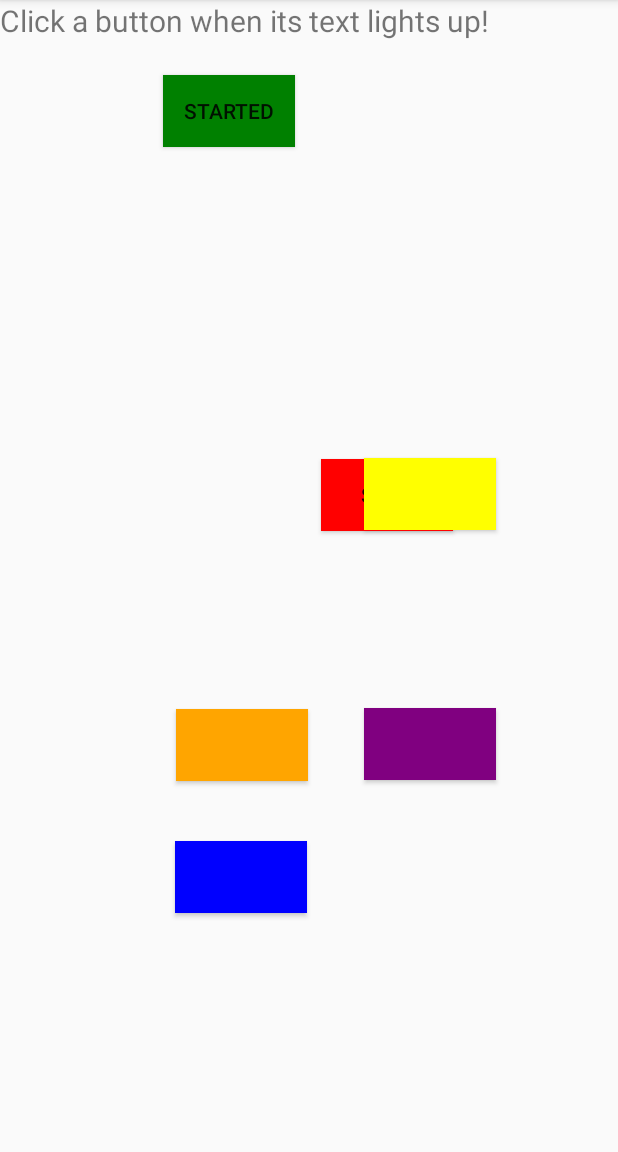
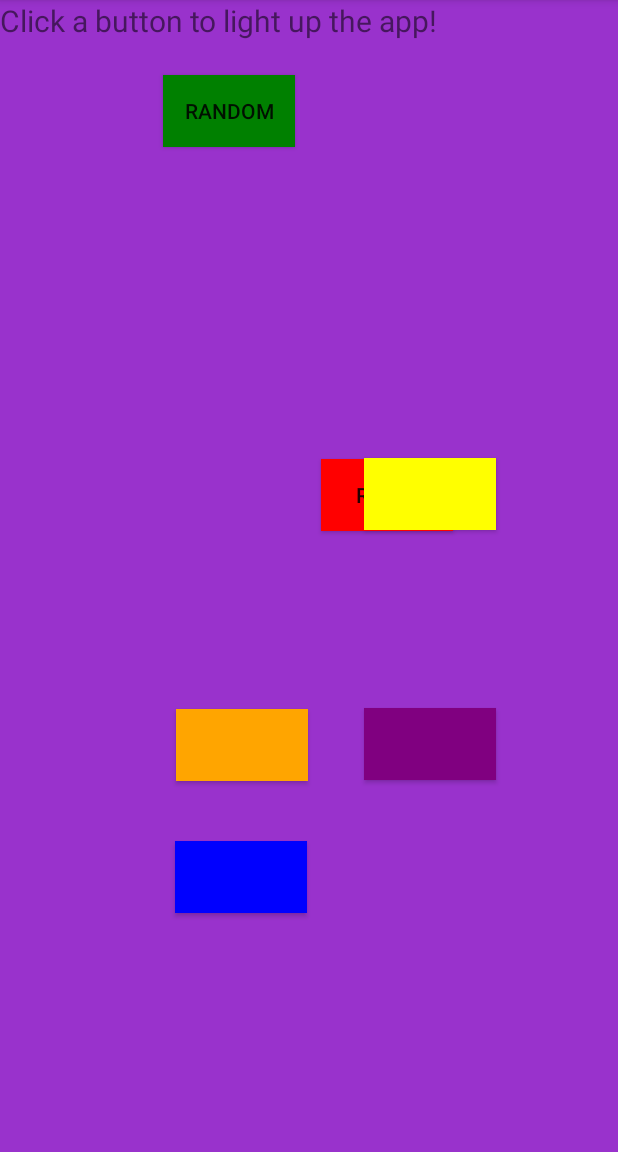
Before and after one commit to wlong123/AndroidWorkshop, an Android app: the screen it shows after launch (MainActivity), in the options menu, after a tap on "Settings", on a phone screen of 412 x 824 dp, the part 84-1236 px from its top. Run offline under Robolectric (Android 15) with nearby library versions, the phone set to English and light mode, and no system bars.

Commit message:
made it a change the color app

```diff
--- a/app/src/main/java/com/example/will/androidworkshop/MainActivity.java
+++ b/app/src/main/java/com/example/will/androidworkshop/MainActivity.java
@@ -1,20 +1,24 @@
 package com.example.will.androidworkshop;
 
+import android.graphics.Color;
 import android.os.Bundle;
+import android.support.constraint.ConstraintLayout;
 import android.support.design.widget.FloatingActionButton;
 import android.support.design.widget.Snackbar;
 import android.support.v7.app.AppCompatActivity;
 import android.support.v7.widget.Toolbar;
+import android.util.Log;
 import android.view.View;
 import android.view.Menu;
 import android.view.MenuItem;
 import android.widget.Button;
 import java.lang.Math;
+import java.util.logging.Logger;
 
 public class MainActivity extends AppCompatActivity {
 
     private boolean game = false;
-    private int score = 0;
+    private int color = 0;
 
 
     private Button start;
@@ -23,6 +27,7 @@ public class MainActivity extends AppCompatActivity {
     private Button button2;
     private Button button3;
     private Button button4;
+    private ConstraintLayout background;
 
 
     @Override
@@ -32,29 +37,71 @@ public class MainActivity extends AppCompatActivity {
         Toolbar toolbar = (Toolbar) findViewById(R.id.toolbar);
         setSupportActionBar(toolbar);
 
+
+        background = (ConstraintLayout) findViewById(R.id.background);
         start = (Button) findViewById(R.id.start_button);
-        quit = (Button) findViewById(R.id.stop_button);
-        button1 = (Button) findViewById(R.id.button1);
-        button2 = (Button) findViewById(R.id.button2);
-        button3 = (Button) findViewById(R.id.button3);
-        button4 = (Button) findViewById(R.id.button4);
-
         start.setOnClickListener(new View.OnClickListener() {
             @Override
             public void onClick(View view) {
-                game = true;
-                start.setText(R.string.Started);
-//                playGame();
+                int red = (int) (Math.random()*256);
+                int blue = (int) (Math.random()*256);
+                int green = (int) (Math.random()*256);
+                background.setBackgroundColor(Color.rgb(red, green, blue));
+            }
+        });
+        quit = (Button) findViewById(R.id.stop_button);
+        quit.setOnClickListener(new View.OnClickListener() {
+            @Override
+            public void onClick(View view) {
+                background.setBackgroundColor(Color.rgb(255,255,255));
+            }
+        });
+        button1 = (Button) findViewById(R.id.button1);
+        button1.setOnClickListener(new View.OnClickListener() {
+            @Override
+            public void onClick(View view) {
+                background.setBackgroundColor(Color.rgb(240,180,0));
+            }
+        });
+        button2 = (Button) findViewById(R.id.button2);
+        button2.setOnClickListener(new View.OnClickListener() {
+            @Override
+            public void onClick(View view) {
+                background.setBackgroundColor(Color.rgb(50,50,240));
+            }
+        });
+        button3 = (Button) findViewById(R.id.button3);
+        button3.setOnClickListener(new View.OnClickListener() {
+            @Override
+            public void onClick(View view) {
+                background.setBackgroundColor(Color.rgb(153,50,204));
+            }
+        });
+        button4 = (Button) findViewById(R.id.button4);
+        button4.setOnClickListener(new View.OnClickListener() {
+            @Override
+            public void onClick(View view) {
+                background.setBackgroundColor(Color.rgb(240,240,0));
             }
         });
 
-        quit.setOnClickListener(new View.OnClickListener() {
-            @Override
-            public void onClick(View view) {
-                game = false;
-                start.setText(R.string.Start);
-            }
-        });
+
+//        start.setOnClickListener(new View.OnClickListener() {
+//            @Override
+//            public void onClick(View view) {
+//                game = true;
+//                start.setText(R.string.Started);
+//            }
+//        });
+//
+//        quit.setOnClickListener(new View.OnClickListener() {
+//            @Override
+//            public void onClick(View view) {
+//                game = false;
+//                start.setText(R.string.Start);
+//            }
+//        });
+//        playGame();
     }
 
     public void playGame() {
@@ -79,19 +126,9 @@ public class MainActivity extends AppCompatActivity {
 //    @Override
 //    protected void onStart() {
 //        super.onStart();
-//        while (!game) { }
-//            while (game) {
-//                int nextButton = (int) (Math.random() * 4 + 1);
-//                if (nextButton == 1) {
-//                    button1.setText(R.string.click);
-//                } else if (nextButton == 2) {
-//                    button2.setText(R.string.click);
-//                } else if (nextButton == 3) {
-//                    button3.setText(R.string.click);
-//                } else if (nextButton == 4) {
-//                    button4.setText(R.string.click);
-//                }
-//            }
+//        for(int i=0; i<10; i++){
+//
+//        }
 //    }
 
     @Override
--- a/app/src/main/res/layout/content_main.xml
+++ b/app/src/main/res/layout/content_main.xml
@@ -6,12 +6,13 @@
     android:layout_height="match_parent"
     app:layout_behavior="@string/appbar_scrolling_view_behavior"
     tools:context=".MainActivity"
-    tools:showIn="@layout/activity_main">
+    tools:showIn="@layout/activity_main"
+    android:id="@+id/background">
 
     <TextView
         android:layout_width="wrap_content"
         android:layout_height="wrap_content"
-        android:text="Click a button when its text lights up!"
+        android:text="Click a button to light up the app!"
         android:textSize="20dp"
         tools:layout_editor_absoluteX="28dp"
         tools:layout_editor_absoluteY="145dp" />
@@ -34,7 +35,7 @@
             android:layout_marginEnd="215dp"
             android:layout_marginRight="215dp"
             android:background="@color/green"
-            android:text="Start" />
+            android:text="Random" />
 
         <Button
             android:id="@+id/stop_button"
@@ -47,7 +48,7 @@
             android:layout_marginLeft="214dp"
             android:layout_marginBottom="414dp"
             android:background="@color/red"
-            android:text="Stop" />
+            android:text="Reset" />
 
         <Button
             android:id="@+id/button1"
```
